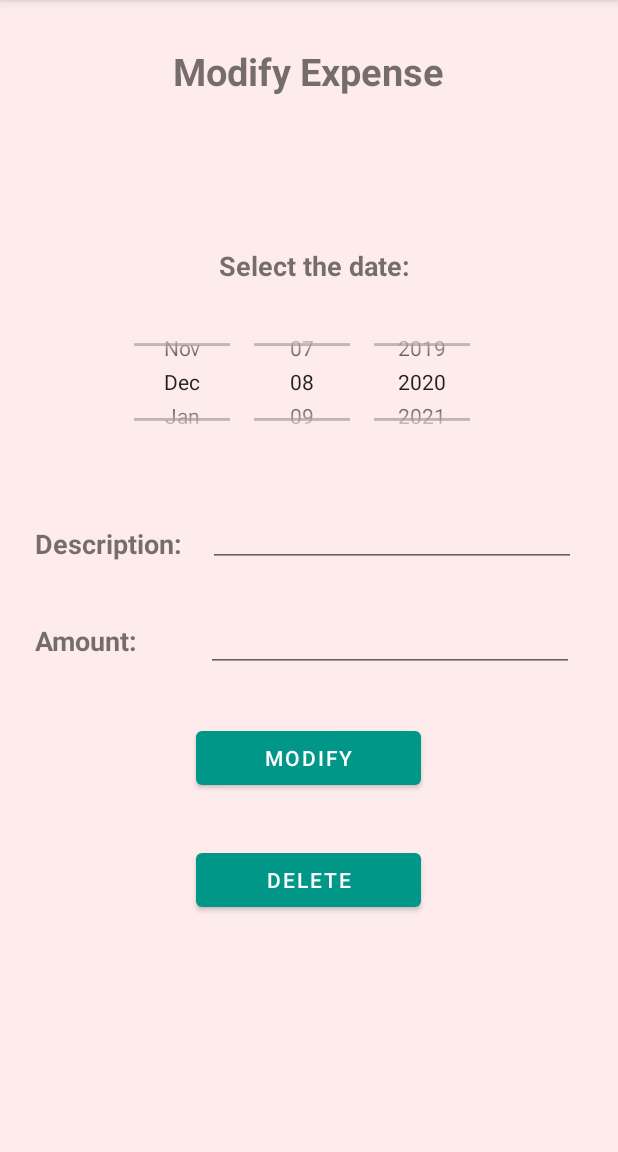
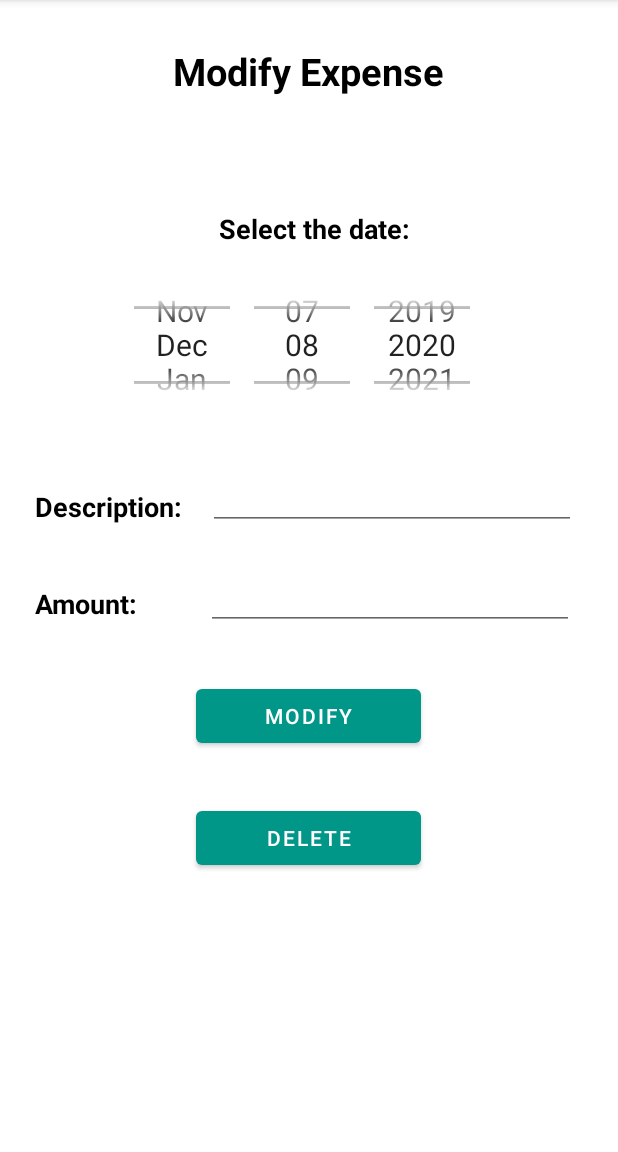
Before and after one commit to Binod-Shrestha/DollarFinalProject, an Android app: the fragment EditExpense shown on its own in the app's theme, on a phone screen of 412 x 824 dp, the part 84-1236 px from its top. Run offline under Robolectric (Android 15) with nearby library versions, the phone set to English and light mode, and no system bars.

Commit message:
Layout modifications for EditExpenses and ModifyEarning views

```diff
--- a/app/src/main/res/layout/earnings_item.xml
+++ b/app/src/main/res/layout/earnings_item.xml
@@ -18,7 +18,7 @@
         android:padding="8dp">
 
         <RadioButton
-            android:id="@id/btn_modify"
+            android:id="@id/btnModify"
             android:layout_width="50dp"
             android:layout_height="45dp"
             android:textSize="18dp"
@@ -31,7 +31,7 @@
             android:layout_height="wrap_content"
             android:text="Description"
             android:textColor="@android:color/black"
-            android:layout_toRightOf="@id/btn_modify"
+            android:layout_toRightOf="@id/btnModify"
             android:textSize="20dp"
             android:textStyle="bold" />
 
@@ -40,7 +40,7 @@
             android:layout_width="wrap_content"
             android:layout_height="wrap_content"
             android:layout_below="@id/textView_description"
-            android:layout_toRightOf="@id/btn_modify"
+            android:layout_toRightOf="@id/btnModify"
             android:textSize="20dp"
             android:textColor="@color/black"
             android:text="Date" />
--- a/app/src/main/res/layout/expense_item.xml
+++ b/app/src/main/res/layout/expense_item.xml
@@ -18,7 +18,7 @@
         android:padding="8dp">
 
         <RadioButton
-            android:id="@id/btn_modify"
+            android:id="@id/btnModify"
             android:layout_width="50dp"
             android:layout_height="45dp"
             android:textSize="18dp"
@@ -31,7 +31,7 @@
             android:layout_height="wrap_content"
             android:text="Description"
             android:textColor="@android:color/black"
-            android:layout_toRightOf="@id/btn_modify"
+            android:layout_toRightOf="@id/btnModify"
             android:textSize="20dp"
             android:textStyle="bold" />
 
@@ -40,7 +40,7 @@
             android:layout_width="wrap_content"
             android:layout_height="wrap_content"
             android:layout_below="@id/textView_description"
-            android:layout_toRightOf="@id/btn_modify"
+            android:layout_toRightOf="@id/btnModify"
             android:textSize="20dp"
             android:textColor="@color/black"
             android:text="Date" />
--- a/app/src/main/res/layout/fragment_edit_expense.xml
+++ b/app/src/main/res/layout/fragment_edit_expense.xml
@@ -3,15 +3,14 @@
     xmlns:tools="http://schemas.android.com/tools"
     android:layout_width="match_parent"
     android:layout_height="match_parent"
-    android:background="#3CFAAEAE"
-
-    tools:context=".ui.expense.EditExpense">
+    tools:context="project.stsBHS.dollarfinalproject.ui.expense.EditExpense">
 
     <TextView
         android:id="@+id/label_Expense"
         android:layout_width="wrap_content"
         android:layout_height="wrap_content"
         android:text="Modify Expense"
+        android:textColor="@color/black"
         android:textStyle="bold"
         android:textSize="25dp"
         android:layout_marginTop="30dp"
@@ -22,8 +21,9 @@
         android:id="@id/textView_date"
         android:layout_width="wrap_content"
         android:layout_height="wrap_content"
+        android:textColor="@color/black"
         android:text="Select the date:"
-        android:layout_marginTop="100dp"
+        android:layout_marginTop="75dp"
         android:paddingLeft="8dp"
         android:layout_marginLeft="15dp"
         android:textSize="18dp"
@@ -38,8 +38,10 @@
         android:layout_width="350dp"
         android:layout_height="100dp"
         android:datePickerMode="spinner"
+        android:calendarTextColor="@color/black"
         android:calendarViewShown="false"
         android:layout_below="@+id/textView_date"
+        android:theme="@style/NumberPickerStyle"
         android:layout_centerHorizontal="true"
         android:layout_marginTop="15dp"/>
 
@@ -51,6 +53,7 @@
         android:text="Description:"
         android:layout_marginLeft="15dp"
         android:textStyle="bold"
+        android:textColor="@color/black"
         android:paddingLeft="8dp"
         android:textSize="18dp"
         android:textAlignment="textStart"
@@ -72,6 +75,7 @@
         android:layout_height="wrap_content"
         android:layout_marginTop="40dp"
         android:layout_marginLeft="15dp"
+        android:textColor="@color/black"
         android:textAlignment="textStart"
         android:textSize="18dp"
         android:textStyle="bold"
@@ -86,11 +90,11 @@
         android:layout_height="40dp"
         android:layout_marginLeft="45dp"
         android:layout_toRightOf="@+id/textView_amount"
-        android:layout_marginTop="33dp"
+        android:layout_marginTop="30dp"
         android:layout_below="@id/textView_description"/>
 
     <Button
-        android:id="@+id/btn_modify"
+        android:id="@+id/btnModify"
         android:layout_width="150dp"
         android:layout_height="wrap_content"
         android:text="Modify"
@@ -100,11 +104,11 @@
         />
 
     <Button
-        android:id="@+id/btn_delete"
+        android:id="@+id/btnDelete"
         android:layout_width="150dp"
         android:layout_height="wrap_content"
         android:layout_marginTop="33dp"
-        android:layout_below="@+id/btn_modify"
+        android:layout_below="@+id/btnModify"
         android:layout_centerHorizontal="true"
         android:text="Delete"/>
 
--- a/app/src/main/res/values/strings.xml
+++ b/app/src/main/res/values/strings.xml
@@ -2,7 +2,7 @@
     <string name="app_name">DollarFinalProject</string>
     <string name="navigation_drawer_open">Open navigation drawer</string>
     <string name="navigation_drawer_close">Close navigation drawer</string>
-    <string name="nav_header_title">DollarFinalProject</string>
+    <string name="nav_header_title">Expense Tracker</string>
     <string name="nav_header_subtitle">an application to track dollar</string>
     <string name="nav_header_desc">Navigation header</string>
     <string name="action_about">About</string>
```
Also changed, not shown: app/src/main/res/layout/modify_earnings_fragment.xml (+8 -3 lines).
